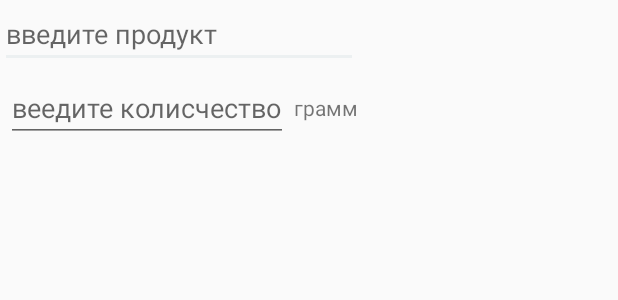
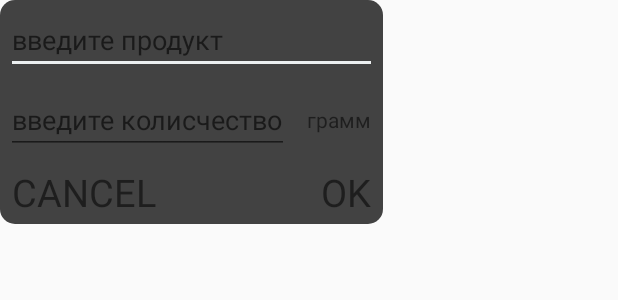
Before and after one commit to Hiplice/nonameproject, an Android app: the layout activity_product_dialog.xml on its own in the app's theme, with its tools: preview values and no code run, on a phone screen of 412 x 824 dp. Shown: the top 300 px of the screen. Run offline under Robolectric (Android 15) with nearby library versions, the phone set to English and light mode, and no system bars.

```diff
--- a/app/src/main/java/com/example/user/freedge/ProductDialog.java
+++ b/app/src/main/java/com/example/user/freedge/ProductDialog.java
@@ -2,13 +2,17 @@ package com.example.user.freedge;
 
 import android.support.v7.app.AppCompatActivity;
 import android.os.Bundle;
+import android.view.View;
+import android.widget.AdapterView;
 import android.widget.ArrayAdapter;
 import android.widget.AutoCompleteTextView;
 import android.widget.EditText;
+import android.widget.Toast;
 
 public class ProductDialog extends AppCompatActivity {
 
     AutoCompleteTextView mAutoCompleteTextView;
+    String name;
 
     @Override
     protected void onCreate(Bundle savedInstanceState) {
@@ -20,6 +24,17 @@ public class ProductDialog extends AppCompatActivity {
         mAutoCompleteTextView = findViewById(R.id.product);
         mAutoCompleteTextView.setAdapter(new ArrayAdapter<>(this,
                 android.R.layout.simple_dropdown_item_1line, mData[1]));
+        name = mAutoCompleteTextView.getText().toString();
+    }
 
+    public void onOk(View view){
+        Toast toast = Toast.makeText(getApplicationContext(),
+                name, Toast.LENGTH_SHORT);
+        toast.show();
+        //DataHandler.addProduct(name);
+    }
+
+    public void onCancel(View view) {
+        finish();
     }
 }
--- /dev/null
+++ b/app/src/main/res/drawable/dialog_window.xml
@@ -0,0 +1,9 @@
+<?xml version="1.0" encoding="utf-8"?>
+<selector xmlns:android="http://schemas.android.com/apk/res/android">
+    <item>
+        <shape>
+            <solid android:color="@color/Grey" />
+            <corners android:radius="10.0dip" />
+        </shape>
+    </item>
+</selector>
--- a/app/src/main/res/layout/activity_product_dialog.xml
+++ b/app/src/main/res/layout/activity_product_dialog.xml
@@ -2,17 +2,20 @@
 <LinearLayout
     xmlns:android="http://schemas.android.com/apk/res/android"
     xmlns:tools="http://schemas.android.com/tools"
+    xmlns:app="http://schemas.android.com/apk/res-auto"
     android:layout_width="wrap_content"
     android:layout_height="wrap_content"
     android:orientation="vertical"
+    android:background="@drawable/dialog_window"
     tools:context=".ProductDialog">
 
-        <AutoCompleteTextView
-            android:id="@+id/product"
-            android:layout_weight="1"
-            android:layout_width="match_parent"
-            android:layout_height="wrap_content"
-            android:hint="@string/input_product" />
+    <AutoCompleteTextView
+        android:id="@+id/product"
+        android:layout_width="match_parent"
+        android:layout_height="wrap_content"
+        android:layout_margin="4dp"
+        android:layout_weight="1"
+        android:hint="@string/input_product" />
 
         <LinearLayout
             android:layout_weight="1"
@@ -25,19 +28,50 @@
                 android:layout_width="wrap_content"
                 android:layout_height="wrap_content"
                 android:layout_margin="4dp"
-                android:layout_weight="1"
                 android:hint="@string/product_count"
                 android:inputType="number" />
 
             <TextView
                 android:id="@+id/count_type"
-                android:layout_weight="1"
                 android:layout_width="match_parent"
                 android:layout_height="match_parent"
+                android:layout_margin="4dp"
                 android:gravity="center"
-                android:text="грамм"/>
+                android:padding="4dp"
+                android:text="@string/gram" />
 
 
         </LinearLayout>
 
+    <android.support.design.widget.CoordinatorLayout
+        android:layout_width="match_parent"
+        android:layout_height="wrap_content"
+        android:layout_weight="1"
+        android:orientation="horizontal">
+
+        <TextView
+            android:layout_width="wrap_content"
+            android:layout_height="match_parent"
+            android:layout_marginStart="8dp"
+            android:layout_marginTop="4dp"
+            android:layout_marginEnd="4dp"
+            android:layout_marginBottom="4dp"
+            android:text="@string/cancel"
+            android:textSize="25sp"
+            android:onClick="onCancel"/>
+
+        <TextView
+            android:layout_width="wrap_content"
+            android:layout_height="wrap_content"
+            android:layout_gravity="bottom|end"
+            android:layout_marginTop="4dp"
+            android:layout_marginEnd="8dp"
+            android:layout_marginBottom="4dp"
+            android:text="@string/ok"
+            android:textSize="25sp"
+            android:onClick="onOk"/>
+
+    </android.support.design.widget.CoordinatorLayout>
+
+
 </LinearLayout>
--- a/app/src/main/res/values/strings.xml
+++ b/app/src/main/res/values/strings.xml
@@ -87,6 +87,9 @@
     <string name="favourites">Избранное</string>
     <string name="selections">Подборки</string>
     <string name="input_product">введите продукт</string>
-    <string name="product_count">веедите колисчество</string>
+    <string name="product_count">введите колисчество</string>
+    <string name="ok">OK</string>
+    <string name="cancel">CANCEL</string>
+    <string name="gram">грамм</string>
 
 </resources>
--- a/app/src/main/res/values/styles.xml
+++ b/app/src/main/res/values/styles.xml
@@ -15,10 +15,10 @@
 
     <style name="AppTheme.PopupOverlay" parent="ThemeOverlay.AppCompat.Dark" />
 
-    <style name="AlertDialogCustom" parent="@android:style/Theme.Dialog">
+    <style name="DialogStile">
         <item name="android:textColor">#00FF00</item>
-        <item name="android:typeface">monospace</item>
         <item name="android:textSize">10sp</item>
+        <item name="android:background">@color/Grey</item>
     </style>
 
 </resources>
```
